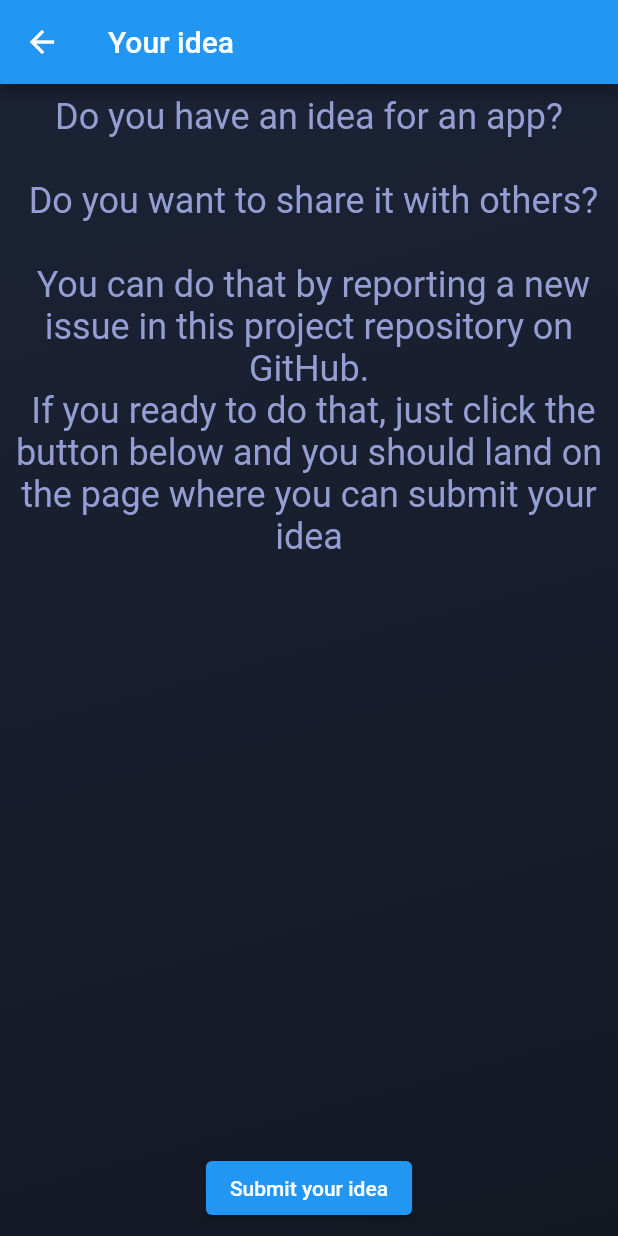
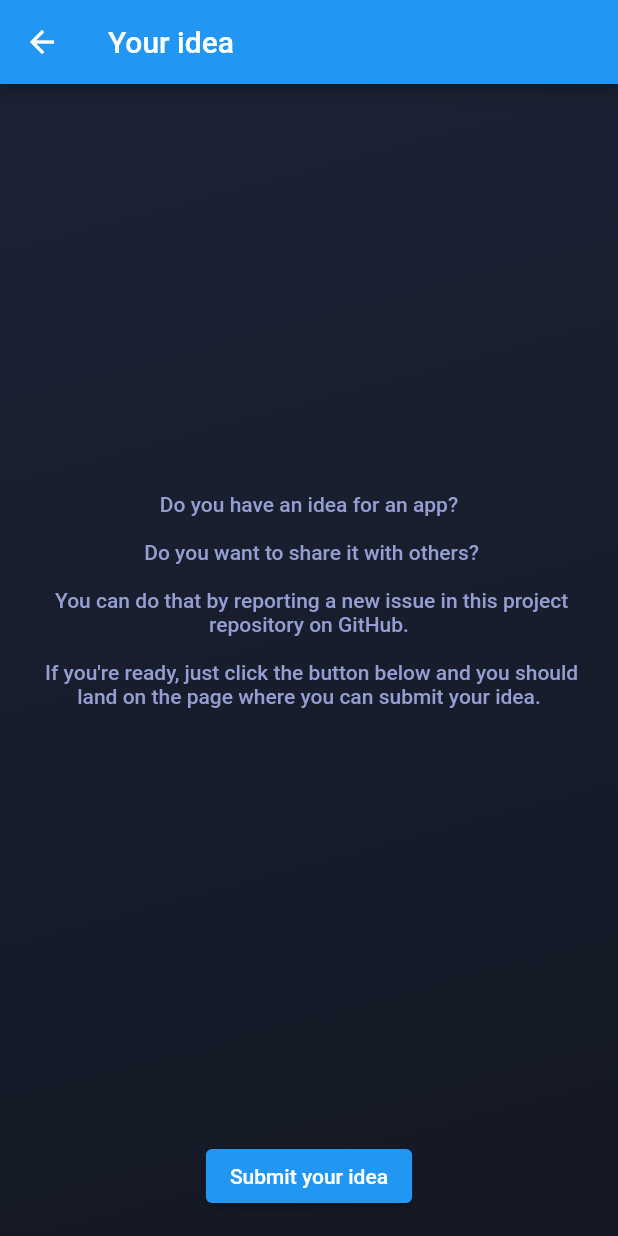
Before and after one commit to mivoligo/app_ideas, a Flutter app: the NewIdeaPage screen opened directly, on a phone screen of 412 x 824 dp. Run offline on Flutter 3.47's test engine with Material 2 defaults, Android fonts, the phone set to English and light mode, and no system bars; our stand-ins replace bloc, equatable, flutter_bloc.

Commit message:
Fix link to new idea issue

```diff
--- a/lib/external_links/external_links.dart
+++ b/lib/external_links/external_links.dart
@@ -1,7 +1,7 @@
 import 'package:app_ideas/utils/utils.dart';
 
 const githubLink = 'github.com';
-const issuesLink = 'mivoligo/app_ideas_page/issues/new';
+const issuesLink = 'mivoligo/app_ideas/issues/new';
 const newIdeaIssueParams = {
   'template': 'new-app-idea.md',
   'title': '[NEW APP IDEA]',
--- a/lib/new_idea/new_idea_page.dart
+++ b/lib/new_idea/new_idea_page.dart
@@ -27,27 +27,29 @@ class NewIdeaPage extends StatelessWidget {
           children: [
             Expanded(
               child: Padding(
-                padding: const EdgeInsets.all(8.0),
+                padding: const EdgeInsets.all(16.0),
+                child: Center(
                   child: Text(
                     'Do you have an idea for an app?\n\n'
                     ' Do you want to share it with others?\n\n'
                     ' You can do that by reporting a new issue in this project'
-                  ' repository on GitHub.\n If you ready to do that, just click'
+                    ' repository on GitHub.\n\n If you\'re ready, just click'
                     ' the button below and you should land on the page where you'
-                  ' can submit your idea',
+                    ' can submit your idea.',
                     textAlign: TextAlign.center,
                     style: Theme.of(context)
                         .textTheme
-                      .headlineSmall
+                        .bodyLarge
                         ?.copyWith(color: const Color(0xFF949ED3)),
                   ),
                 ),
               ),
-            Padding(
-              padding: const EdgeInsets.all(8.0),
+            ),
+            const Padding(
+              padding: EdgeInsets.all(16.0),
               child: ElevatedButton(
                 onPressed: launchNewIdeaGithubLink,
-                child: const Text('Submit your idea'),
+                child: Text('Submit your idea'),
               ),
             ),
           ],
```
Lines whose indentation alone changed are shown as unchanged.
